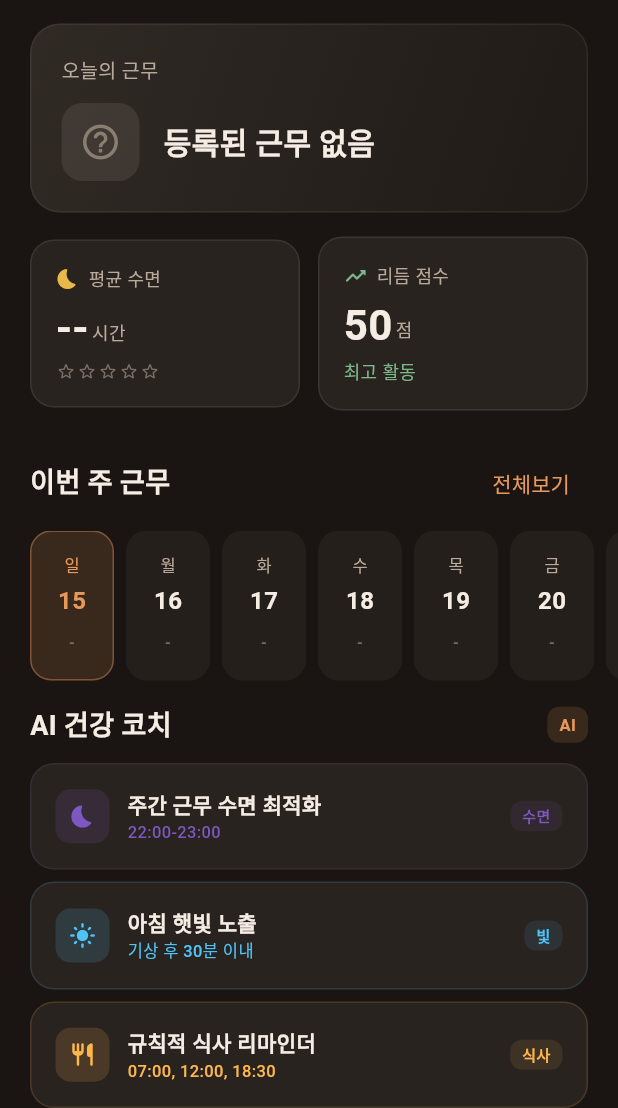
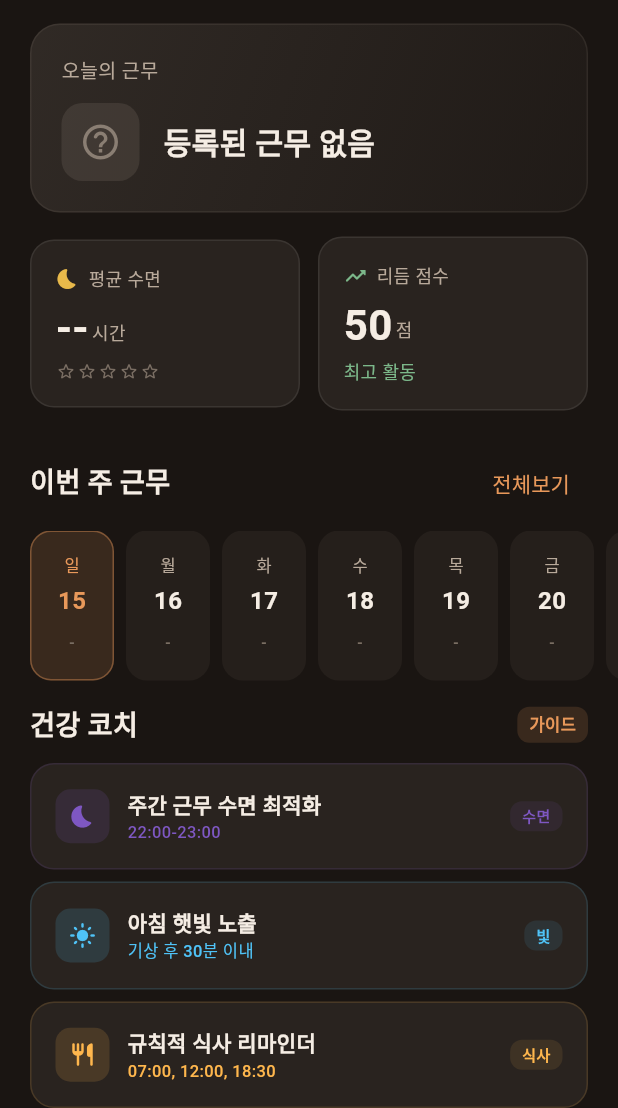
Before and after one commit to chuwg/change-work, a Flutter app: the HomeScreen screen opened directly, on a phone screen of 412 x 824 dp, the part 128-1236 px from its top. Run offline on Flutter 3.47's test engine with Material 3 defaults, Android fonts, the phone set to English and light mode, and no system bars; our stand-ins replace fl_chart, flutter_local_notifications, flutter_riverpod, shared_preferences, sqflite, sqflite_common_ffi_web and 2 more; missing offline and left inert: health; accounts and stored records are empty.

Commit message:
AI 건강 코치 → 건강 코치로 명칭 변경
실제 AI/ML 미사용으로 앱스토어 리뷰 리스크 방지

Co-Authored-By: Claude Opus 4.6 <noreply@anthropic.com>

```diff
--- a/lib/screens/health/health_coach_screen.dart
+++ b/lib/screens/health/health_coach_screen.dart
@@ -48,7 +48,7 @@ class _HealthCoachScreenState extends ConsumerState<HealthCoachScreen> {
                   crossAxisAlignment: CrossAxisAlignment.start,
                   children: [
                     const Text(
-                      'AI 건강 코치',
+                      '건강 코치',
                       style: TextStyle(
                         color: AppTheme.textPrimary,
                         fontSize: 24,
--- a/lib/screens/home/home_screen.dart
+++ b/lib/screens/home/home_screen.dart
@@ -211,7 +211,7 @@ class _HomeScreenState extends ConsumerState<HomeScreen> {
                     mainAxisAlignment: MainAxisAlignment.spaceBetween,
                     children: [
                       const Text(
-                        'AI 건강 코치',
+                        '건강 코치',
                         style: TextStyle(
                           color: AppTheme.textPrimary,
                           fontSize: 18,
@@ -226,7 +226,7 @@ class _HomeScreenState extends ConsumerState<HomeScreen> {
                           borderRadius: BorderRadius.circular(8),
                         ),
                         child: const Text(
-                          'AI',
+                          '가이드',
                           style: TextStyle(
                             color: AppTheme.primary,
                             fontSize: 11,
--- a/lib/screens/onboarding/onboarding_screen.dart
+++ b/lib/screens/onboarding/onboarding_screen.dart
@@ -154,7 +154,7 @@ class _OnboardingScreenState extends ConsumerState<OnboardingScreen> {
           ),
           const SizedBox(height: 12),
           const Text(
-            '교대근무자를 위한 스마트 스케줄 관리와\nAI 건강 코치가 당신의 건강을 지켜드립니다',
+            '교대근무자를 위한 스마트 스케줄 관리와\n건강 코치가 당신의 건강을 지켜드립니다',
             textAlign: TextAlign.center,
             style: TextStyle(
               color: AppTheme.textSecondary,
@@ -382,7 +382,7 @@ class _OnboardingScreenState extends ConsumerState<OnboardingScreen> {
                 SizedBox(height: 16),
                 _FeatureRow(
                   icon: Icons.psychology_rounded,
-                  title: 'AI 건강 코치',
+                  title: '건강 코치',
                   description: '근무 패턴에 맞는 맞춤 건강 가이드를 제공합니다',
                 ),
               ],
```
